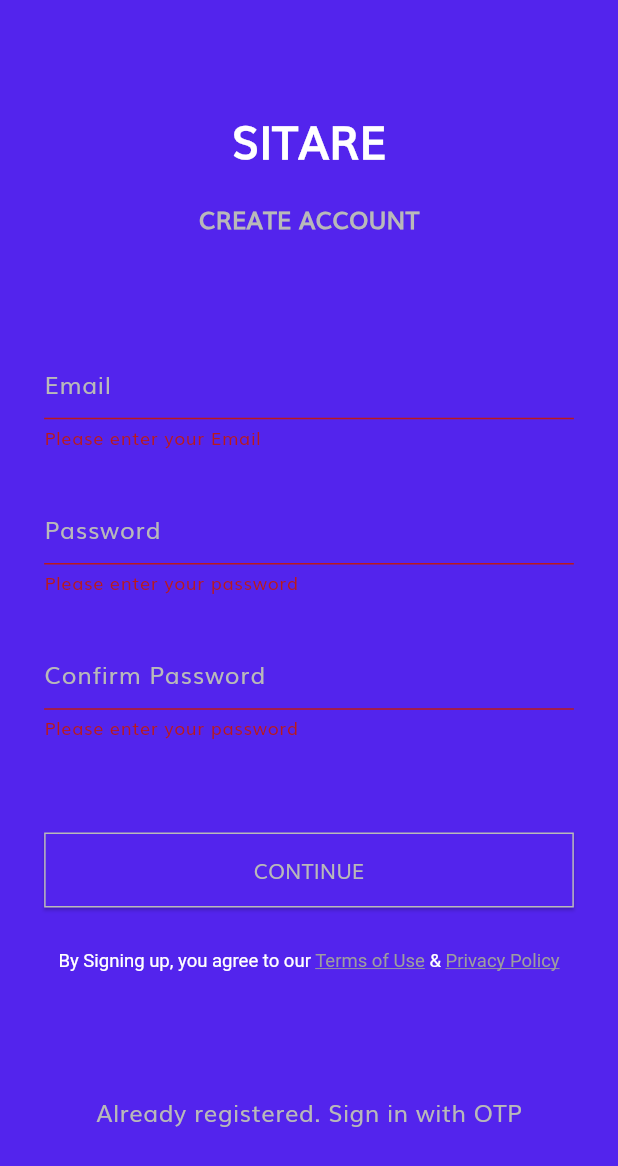
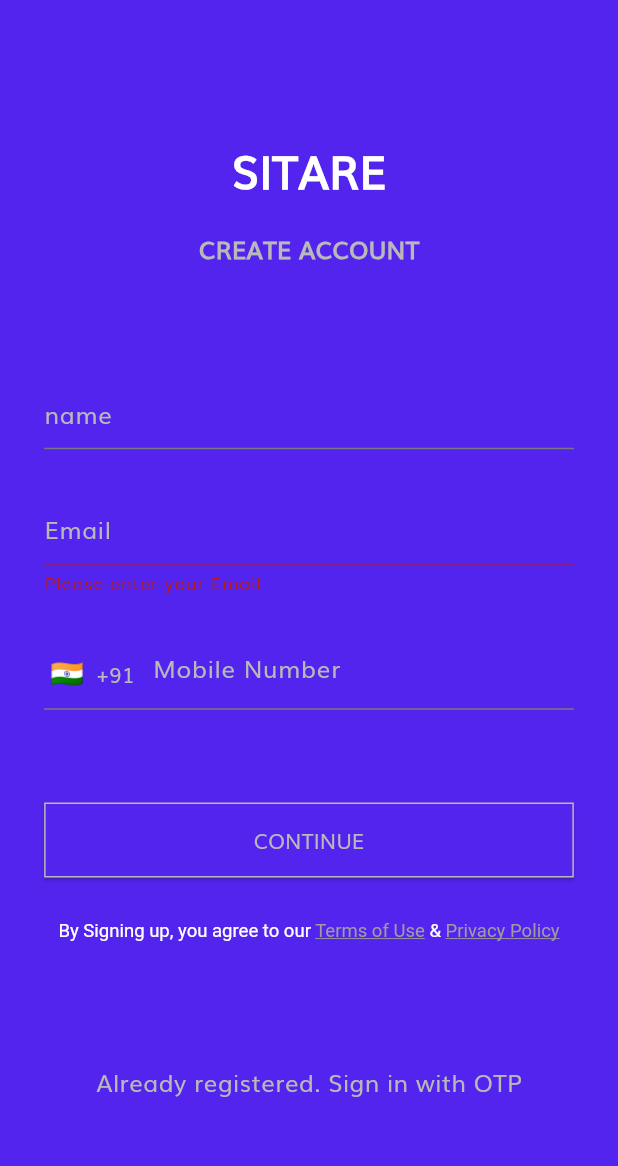
Before and after one commit to qmpgloba/Sitare, a Flutter app: the CreateAccountScreen screen opened directly, after a tap on "CONTINUE", on a phone screen of 412 x 824 dp. Shown: the top 1166 px of the screen. Run offline on Flutter 3.47's test engine with Material 2 defaults, Android fonts, the phone set to English and light mode, and no system bars; drawn by our look-alikes of auto_size_text, intl_phone_field; our stand-ins replace carousel_slider, cloud_firestore, firebase_auth, firebase_core, flutter_onboarding_slider, flutter_rating_bar and 3 more; missing offline and left inert: kommunicate_flutter; accounts and stored records are empty.

Commit message:
modified the screens and flow

```diff
--- /dev/null
+++ b/lib/model/user_model.dart
@@ -0,0 +1,19 @@
+class UserModel {
+  final String name;
+  final String email;
+  final String phoneNumber;
+
+  UserModel({
+    required this.name,
+    required this.email,
+    required this.phoneNumber,
+  });
+
+  toJson() {
+    return {
+      'full name': name,
+      'email': email,
+      'phone number': phoneNumber,
+    };
+  }
+}
--- a/lib/screens/create account page/cerate_account_screen.dart
+++ b/lib/screens/create account page/cerate_account_screen.dart
@@ -1,8 +1,11 @@
+import 'package:cloud_firestore/cloud_firestore.dart';
 import 'package:flutter/material.dart';
 import 'package:sitare/constants/ui_constants.dart';
+import 'package:sitare/model/user_model.dart';
 import 'package:sitare/screens/create%20account%20page/functions/functions.dart';
 import 'package:sitare/screens/enter%20details%20screen/enter_details_screen.dart';
 import 'package:sitare/screens/welcome%20page/welcome_screen.dart';
+import 'package:sitare/screens/welcome%20page/widgets/mobile_number_textfeild_widget.dart';
 import 'package:sitare/screens/widgets/auto_size_text_widget.dart';
 import 'package:sitare/screens/widgets/show_dialog_widget.dart';
 import 'package:sitare/screens/widgets/title_text_widget.dart';
@@ -13,9 +16,13 @@ import 'widgets/textfeild_widget.dart';
 class CreateAccountScreen extends StatelessWidget {
   CreateAccountScreen({super.key});
   final TextEditingController emailTextController = TextEditingController();
-  final TextEditingController passwordTextController = TextEditingController();
-  final TextEditingController confirmPasswordTextController =
+  // final TextEditingController passwordTextController = TextEditingController();
+  // final TextEditingController confirmPasswordTextController =
+  //     TextEditingController();
+  final TextEditingController nameTextController = TextEditingController();
+  final TextEditingController phoneNumberTextController =
       TextEditingController();
+  String countyCode = '91';
 
   final GlobalKey<FormState> _formKey = GlobalKey<FormState>();
 
@@ -34,15 +41,26 @@ class CreateAccountScreen extends StatelessWidget {
                 mainAxisAlignment: MainAxisAlignment.center,
                 children: [
                   const Text(
-                  'SITARE',
-                  style: TextStyle(
-                      fontSize: 30,
-                      fontWeight: FontWeight.bold,
-                      color: whiteColor),
-                ), SizedBox(height: size.width*.05),
+                    'SITARE',
+                    style: TextStyle(
+                        fontSize: 30,
+                        fontWeight: FontWeight.bold,
+                        color: whiteColor),
+                  ),
+                  SizedBox(height: size.width * .05),
                   const TitleText(title: 'CREATE ACCOUNT'),
                   SizedBox(
                     height: size.width * .18,
+                  ),
+                  TextfeildWidget(
+                    nameTextController: nameTextController,
+                    keyboardType: TextInputType.text,
+                    text: 'name',
+                    obscureText: false,
+                    // validate: validatePassword,
+                  ),
+                  SizedBox(
+                    height: size.width * .07,
                   ),
                   TextfeildWidget(
                     nameTextController: emailTextController,
@@ -54,23 +72,19 @@ class CreateAccountScreen extends StatelessWidget {
                   SizedBox(
                     height: size.width * .07,
                   ),
-                  TextfeildWidget(
-                    nameTextController: passwordTextController,
-                    keyboardType: TextInputType.text,
-                    text: 'Password',
-                    obscureText: true,
-                    // validate: validatePassword,
+                  MobileNumberTextFeildWidget(
+                    mobileNumberController: phoneNumberTextController,
+                    onCountryChanged: (country) {
+                      countyCode = country.dialCode;
+                    },
                   ),
-                  SizedBox(
-                    height: size.width * .07,
-                  ),
-                  TextfeildWidget(
-                    nameTextController: confirmPasswordTextController,
-                    keyboardType: TextInputType.text,
-                    text: 'Confirm Password',
-                    obscureText: true,
-                    password: passwordTextController,
-                  ),
+                  // TextfeildWidget(
+                  //   nameTextController: phoneNumberTextController,
+                  //   keyboardType: TextInputType.phone,
+                  //   text: 'Phone Number',
+                  //   obscureText: false,
+                  //   // password: passwordTextController,
+                  // ),
                   SizedBox(
                     height: size.width * .15,
                   ),
@@ -79,20 +93,37 @@ class CreateAccountScreen extends StatelessWidget {
                     child: ElevatedButton(
                       onPressed: () async {
                         if (_formKey.currentState!.validate()) {
-                          var result = await signUpWithEmail(
-                              email: emailTextController.text.trim(),
-                              password: passwordTextController.text.trim());
-                          if (result == null) {
-                            //Navigate the screen
-                            Navigator.of(context).pushAndRemoveUntil(MaterialPageRoute(builder: (context) => const EnterDetailsScreen(),), (route) => false);
+                          UserModel _user = UserModel(
+                              name: nameTextController.text,
+                              email: emailTextController.text,
+                              phoneNumber: phoneNumberTextController.text);
+                          bool signedUp = await createUser(_user);
+                          if (signedUp) {
+                            Navigator.of(context).pushAndRemoveUntil(
+                                MaterialPageRoute(
+                                  builder: (context) => EnterDetailsScreen(),
+                                ),
+                                (route) => false);
                           } else {
-                            // showToast(signUpSuccess, redColor);
-                            // showSnackbar(context, signUpSuccess, redColor);
-                            // ignore: use_build_context_synchronously
-                            showAlertBox(
-                                context, result, whiteColor, 'Retry');
+                            print('failed');
+                            // showAboutDialog(context: context)
                           }
                         }
+                        // if (_formKey.currentState!.validate()) {
+                        //   var result = await signUpWithEmail(
+                        //       email: emailTextController.text.trim(),
+                        //       password: passwordTextController.text.trim());
+                        //   if (result == null) {
+                        //     //Navigate the screen
+                        //     Navigator.of(context).pushAndRemoveUntil(MaterialPageRoute(builder: (context) => const EnterDetailsScreen(),), (route) => false);
+                        //   } else {
+                        //     // showToast(signUpSuccess, redColor);
+                        //     // showSnackbar(context, signUpSuccess, redColor);
+                        //     // ignore: use_build_context_synchronously
+                        //     showAlertBox(
+                        //         context, result, whiteColor, 'Retry');
+                        //   }
+                        // }
                       },
                       style: ButtonStyle(
                         shape: MaterialStateProperty.all<OutlinedBorder>(
@@ -146,3 +177,17 @@ class CreateAccountScreen extends StatelessWidget {
     );
   }
 }
+
+createUser(UserModel user) async {
+  final db = FirebaseFirestore.instance;
+
+  try {
+    await db.collection('users').add(
+          user.toJson(),
+        );
+        return true;
+    // ignore: empty_catches
+  } catch (e) {
+    return false;
+  }
+}
--- a/lib/screens/onboarding page/onboarding_screen.dart
+++ b/lib/screens/onboarding page/onboarding_screen.dart
@@ -1,8 +1,9 @@
 import 'package:flutter/material.dart';
 import 'package:introduction_screen/introduction_screen.dart';
 import 'package:sitare/constants/ui_constants.dart';
-import 'package:sitare/screens/login%20email%20screen/login_email_screen.dart';
+import 'package:sitare/screens/create%20account%20page/cerate_account_screen.dart';
 import 'package:sitare/screens/onboarding%20page/widgets/onboarding_widget.dart';
+import 'package:sitare/screens/welcome%20page/welcome_screen.dart';
 
 class OnBoardingScreen extends StatelessWidget {
   OnBoardingScreen({super.key});
@@ -26,7 +27,7 @@ class OnBoardingScreen extends StatelessWidget {
         onDone: () {
           Navigator.of(context).pushAndRemoveUntil(
               MaterialPageRoute(
-                builder: (context) => LoginEmailScreen(),
+                builder: (context) => CreateAccountScreen(),
               ),
               (route) => false);
         },
```
Also changed, not shown: lib/screens/enter details screen/enter_details_screen.dart (+40 -41 lines), lib/screens/onboarding page/widgets/onboarding_widget.dart (+4 -3 lines), lib/screens/welcome page/widgets/mobile_number_textfeild_widget.dart (+8 -0 lines).
